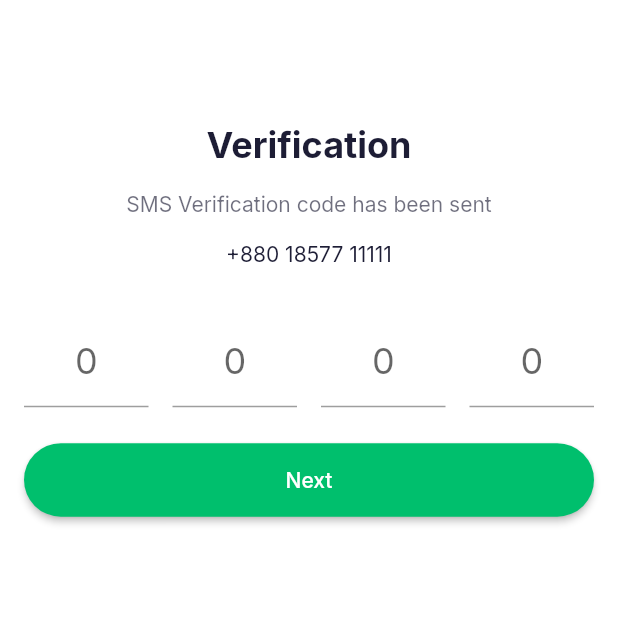
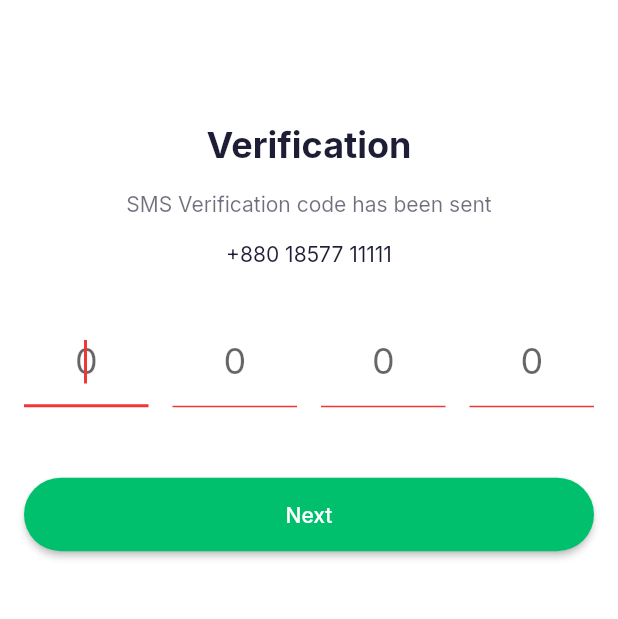
Before and after one commit to abuanwar072/Chat-Messaging-App-Light-and-Dark-Theme, a Flutter app: the VerificationScreen screen opened directly, after a tap on "Next", on a phone screen of 412 x 824 dp, the part 275-894 px from its top. Run offline on Flutter 3.47's test engine with Material 2 defaults, Android fonts, the phone set to English and light mode, and no system bars; our stand-ins replace flutter_svg, form_field_validator, google_fonts.

Commit message:
validate screen done

```diff
--- /dev/null
+++ b/lib/screens/auth/components/otp_form.dart
@@ -0,0 +1,150 @@
+import 'package:flutter/material.dart';
+import 'package:flutter/services.dart';
+import 'package:form_field_validator/form_field_validator.dart';
+
+import '../../../constants.dart';
+import '../../../components/primary_button.dart';
+
+class OtpForm extends StatefulWidget {
+  @override
+  _OtpFormState createState() => _OtpFormState();
+}
+
+class _OtpFormState extends State<OtpForm> {
+  final _formKey = GlobalKey<FormState>();
+  final List<TextInputFormatter> otpTextInputFormatters = [
+    FilteringTextInputFormatter.digitsOnly,
+    LengthLimitingTextInputFormatter(1),
+  ];
+  late FocusNode _pin1Node;
+  late FocusNode _pin2Node;
+  late FocusNode _pin3Node;
+  late FocusNode _pin4Node;
+
+  @override
+  void initState() {
+    super.initState();
+    _pin1Node = FocusNode();
+    _pin2Node = FocusNode();
+    _pin3Node = FocusNode();
+    _pin4Node = FocusNode();
+  }
+
+  @override
+  void dispose() {
+    super.dispose();
+    _pin1Node.dispose();
+    _pin2Node.dispose();
+    _pin3Node.dispose();
+    _pin4Node.dispose();
+  }
+
+  @override
+  Widget build(BuildContext context) {
+    return Form(
+      key: _formKey,
+      child: Column(
+        children: [
+          Row(
+            children: [
+              Expanded(
+                child: OtpTextFormField(
+                  focusNode: _pin1Node,
+                  onChanged: (value) {
+                    if (value.length == 1) _pin2Node.requestFocus();
+                  },
+                  onSaved: (pin) {
+                    // Save it
+                  },
+                  autofocus: true,
+                ),
+              ),
+              SizedBox(width: kDefaultPadding),
+              Expanded(
+                child: OtpTextFormField(
+                  focusNode: _pin2Node,
+                  onChanged: (value) {
+                    if (value.length == 1) _pin3Node.requestFocus();
+                  },
+                  onSaved: (pin) {
+                    // Save it
+                  },
+                ),
+              ),
+              SizedBox(width: kDefaultPadding),
+              Expanded(
+                child: OtpTextFormField(
+                  focusNode: _pin3Node,
+                  onChanged: (value) {
+                    if (value.length == 1) _pin4Node.requestFocus();
+                  },
+                  onSaved: (pin) {
+                    // Save it
+                  },
+                ),
+              ),
+              SizedBox(width: kDefaultPadding),
+              Expanded(
+                child: OtpTextFormField(
+                  focusNode: _pin4Node,
+                  onChanged: (value) {
+                    if (value.length == 1) _pin4Node.unfocus();
+                  },
+                  onSaved: (pin) {
+                    // Save it
+                  },
+                ),
+              ),
+            ],
+          ),
+          SizedBox(height: kDefaultPadding * 1.5),
+          PrimaryButton(
+            text: "Next",
+            press: () {
+              if (_formKey.currentState!.validate()) {
+                _formKey.currentState!.save();
+                // check your code
+              }
+            },
+          ),
+        ],
+      ),
+    );
+  }
+}
+
+class OtpTextFormField extends StatelessWidget {
+  final FocusNode? focusNode;
+  final ValueChanged<String>? onChanged;
+  final FormFieldSetter<String>? onSaved;
+  final bool autofocus;
+
+  const OtpTextFormField(
+      {Key? key,
+      this.focusNode,
+      this.onChanged,
+      this.onSaved,
+      this.autofocus = false})
+      : super(key: key);
+
+  @override
+  Widget build(BuildContext context) {
+    return TextFormField(
+      autovalidateMode: AutovalidateMode.onUserInteraction,
+      focusNode: focusNode,
+      onChanged: onChanged,
+      onSaved: onSaved,
+      autofocus: autofocus,
+      validator: RequiredValidator(errorText: ""),
+      obscureText: true,
+      inputFormatters: [
+        FilteringTextInputFormatter.digitsOnly,
+        LengthLimitingTextInputFormatter(1),
+      ],
+      textAlign: TextAlign.center,
+      keyboardType: TextInputType.number,
+      style: Theme.of(context).textTheme.headline5,
+      decoration: otpInputDecoration,
+    );
+  }
+}
--- a/lib/screens/auth/signin_or_signup_screen.dart
+++ b/lib/screens/auth/signin_or_signup_screen.dart
@@ -1,8 +1,8 @@
-import 'package:chat/components/primary_button.dart';
-import 'package:chat/constants.dart';
-import 'package:chat/screens/auth/sign_in_screen.dart';
-import 'package:chat/screens/chats/chats_screen.dart';
 import 'package:flutter/material.dart';
+import '../../components/primary_button.dart';
+import '../../constants.dart';
+import '../../screens/auth/sign_in_screen.dart';
+import '../../screens/auth/sign_up_screen.dart';
 
 class SigninOrSignupScreen extends StatelessWidget {
   @override
@@ -34,7 +34,12 @@ class SigninOrSignupScreen extends StatelessWidget {
               PrimaryButton(
                 color: Theme.of(context).colorScheme.secondary,
                 text: "Sign Up",
-                press: () {},
+                press: () => Navigator.pushReplacement(
+                  context,
+                  MaterialPageRoute(
+                    builder: (context) => SignUpScreen(),
+                  ),
+                ),
               ),
               Spacer(flex: 2),
             ],
--- a/lib/screens/auth/verification_screen.dart
+++ b/lib/screens/auth/verification_screen.dart
@@ -1,8 +1,6 @@
-import 'package:chat/components/primary_button.dart';
 import 'package:flutter/material.dart';
-
-import '../../constants.dart';
 import 'components/logo_with_title.dart';
+import 'components/otp_form.dart';
 
 class VerificationScreen extends StatefulWidget {
   @override
@@ -10,7 +8,6 @@ class VerificationScreen extends StatefulWidget {
 }
 
 class _VerificationScreenState extends State<VerificationScreen> {
-  final _formKey = GlobalKey<FormState>();
   @override
   Widget build(BuildContext context) {
     return Scaffold(
@@ -21,54 +18,7 @@ class _VerificationScreenState extends State<VerificationScreen> {
           Text("+880 18577 11111"),
           SizedBox(height: MediaQuery.of(context).size.height * 0.04),
           // OTP Form
-          Form(
-            key: _formKey,
-            child: Row(
-              children: [
-                Expanded(
-                  child: TextFormField(
-                    obscureText: true,
-                    textAlign: TextAlign.center,
-                    keyboardType: TextInputType.number,
-                    style: Theme.of(context).textTheme.headline5,
-                    decoration: otpInputDecoration,
-                  ),
-                ),
-                SizedBox(width: kDefaultPadding),
-                Expanded(
-                  child: TextFormField(
-                    obscureText: true,
-                    textAlign: TextAlign.center,
-                    style: Theme.of(context).textTheme.headline5,
-                    decoration: otpInputDecoration,
-                  ),
-                ),
-                SizedBox(width: kDefaultPadding),
-                Expanded(
-                  child: TextFormField(
-                    obscureText: true,
-                    textAlign: TextAlign.center,
-                    style: Theme.of(context).textTheme.headline5,
-                    decoration: otpInputDecoration,
-                  ),
-                ),
-                SizedBox(width: kDefaultPadding),
-                Expanded(
-                  child: TextFormField(
-                    obscureText: true,
-                    textAlign: TextAlign.center,
-                    style: Theme.of(context).textTheme.headline5,
-                    decoration: otpInputDecoration,
-                  ),
-                ),
-              ],
-            ),
-          ),
-          SizedBox(height: kDefaultPadding * 1.5),
-          PrimaryButton(
-            text: "Next",
-            press: () {},
-          ),
+          OtpForm(),
         ],
       ),
     );
```
